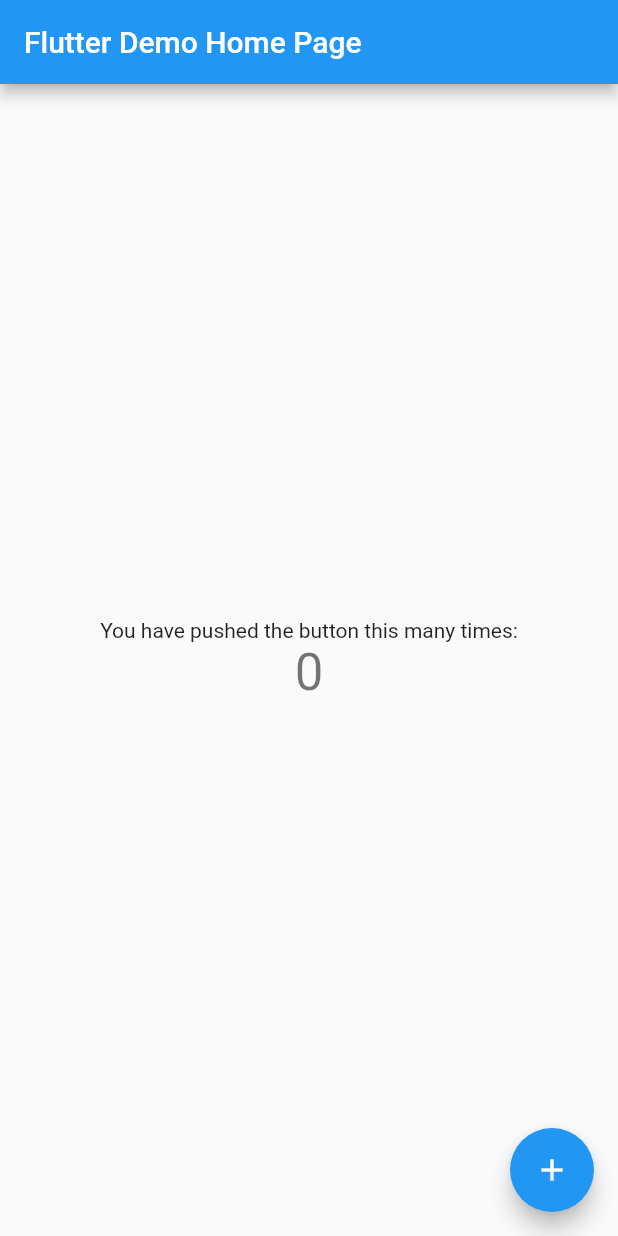
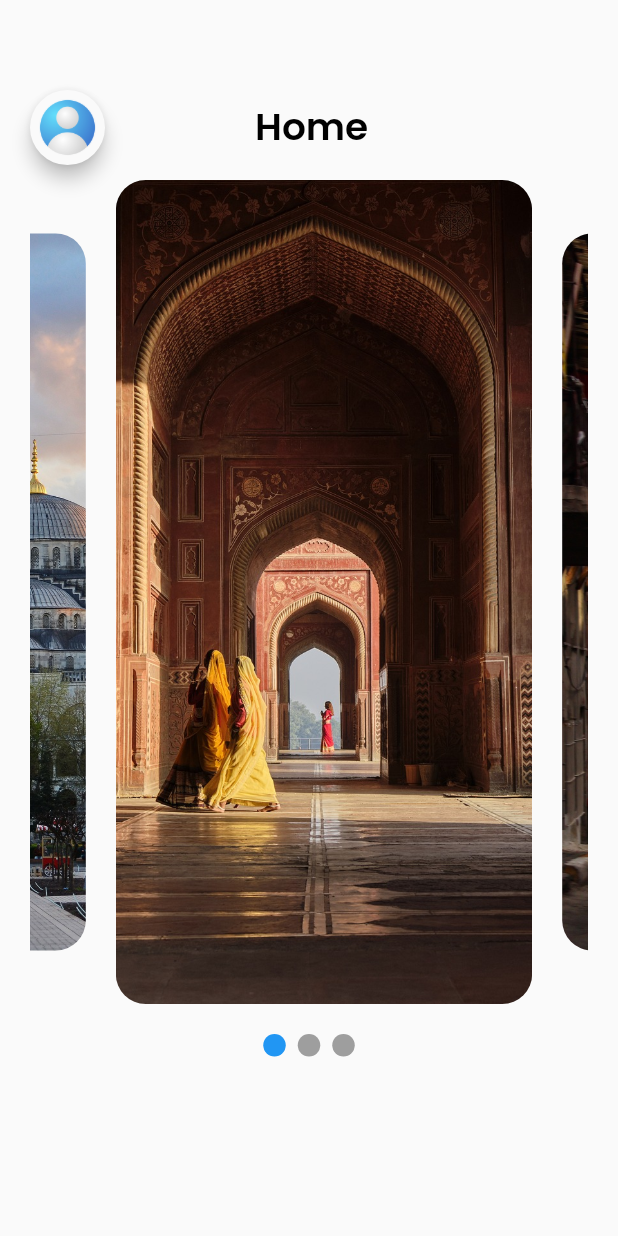
Before and after one commit to HifaOner/travelGallery, a Flutter app: the screen it shows after launch, on a phone screen of 412 x 824 dp. Run offline on Flutter 3.47's test engine with Material 2 defaults, Android fonts, the phone set to English and light mode, and no system bars; drawn by our look-alikes of carousel_slider, smooth_page_indicator.

Commit message:
home page

```diff
--- a/lib/main.dart
+++ b/lib/main.dart
@@ -1,4 +1,5 @@
 import 'package:flutter/material.dart';
+import 'package:oua_flutter_travel_gallery/views/home.dart';
 
 void main() {
   runApp(const MyApp());
@@ -16,85 +17,7 @@
 
         primarySwatch: Colors.blue,
       ),
-      home: const MyHomePage(title: 'Flutter Demo Home Page'),
+      home: const Home(),
     );
   }
 }
-
-class MyHomePage extends StatefulWidget {
-  const MyHomePage({super.key, required this.title});
-
-
-
-  final String title;
-
-  @override
-  State<MyHomePage> createState() => _MyHomePageState();
-}
-
-class _MyHomePageState extends State<MyHomePage> {
-  int _counter = 0;
-
-  void _incrementCounter() {
-    setState(() {
-      // This call to setState tells the Flutter framework that something has
-      // changed in this State, which causes it to rerun the build method below
-      // so that the display can reflect the updated values. If we changed
-      // _counter without calling setState(), then the build method would not be
-      // called again, and so nothing would appear to happen.
-      _counter++;
-    });
-  }
-
-  @override
-  Widget build(BuildContext context) {
-    // This method is rerun every time setState is called, for instance as done
-    // by the _incrementCounter method above.
-    //
-    // The Flutter framework has been optimized to make rerunning build methods
-    // fast, so that you can just rebuild anything that needs updating rather
-    // than having to individually change instances of widgets.
-    return Scaffold(
-      appBar: AppBar(
-        // Here we take the value from the MyHomePage object that was created by
-        // the App.build method, and use it to set our appbar title.
-        title: Text(widget.title),
-      ),
-      body: Center(
-        // Center is a layout widget. It takes a single child and positions it
-        // in the middle of the parent.
-        child: Column(
-          // Column is also a layout widget. It takes a list of children and
-          // arranges them vertically. By default, it sizes itself to fit its
-          // children horizontally, and tries to be as tall as its parent.
-          //
-          // Invoke "debug painting" (press "p" in the console, choose the
-          // "Toggle Debug Paint" action from the Flutter Inspector in Android
-          // Studio, or the "Toggle Debug Paint" command in Visual Studio Code)
-          // to see the wireframe for each widget.
-          //
-          // Column has various properties to control how it sizes itself and
-          // how it positions its children. Here we use mainAxisAlignment to
-          // center the children vertically; the main axis here is the vertical
-          // axis because Columns are vertical (the cross axis would be
-          // horizontal).
-          mainAxisAlignment: MainAxisAlignment.center,
-          children: <Widget>[
-            const Text(
-              'You have pushed the button this many times:',
-            ),
-            Text(
-              '$_counter',
-              style: Theme.of(context).textTheme.headlineMedium,
-            ),
-          ],
-        ),
-      ),
-      floatingActionButton: FloatingActionButton(
-        onPressed: _incrementCounter,
-        tooltip: 'Increment',
-        child: const Icon(Icons.add),
-      ), // This trailing comma makes auto-formatting nicer for build methods.
-    );
-  }
-}
--- a/lib/views/home.dart
+++ b/lib/views/home.dart
@@ -0,0 +1,115 @@
+// ignore_for_file: prefer_const_constructors
+
+import 'package:carousel_slider/carousel_slider.dart';
+import 'package:flutter/material.dart';
+import 'package:flutter/src/widgets/container.dart';
+import 'package:flutter/src/widgets/framework.dart';
+import 'package:smooth_page_indicator/smooth_page_indicator.dart';
+
+class Home extends StatefulWidget {
+  const Home({super.key});
+
+  @override
+  State<Home> createState() => _HomeState();
+}
+
+class _HomeState extends State<Home> {
+  // DATA
+  List travelPhotos = [
+    //"assets/images/bosnia.jpg",
+    "assets/images/southeastern.jpg",
+    "assets/images/street_ist.jpg",
+    "assets/images/mosque_ist.jpg"
+  ];
+
+  int activeIndex = 0; // SmoothIndicator
+
+  @override
+  Widget build(BuildContext context) {
+    return Scaffold(
+      body: Container(
+          margin: EdgeInsets.only(
+            top: 60.0,
+            left: 20.0,
+            right: 20.0,
+          ),
+          child: Column(
+            children: [
+              Padding(
+                padding: const EdgeInsets.only(bottom: 10.0),
+                child: Center(
+                  child: Row(
+                    // ICON - HEADING
+                    children: [
+                      Material(
+                          elevation: 5.0,
+                          borderRadius: BorderRadius.circular(60),
+                          child: Image.asset(
+                            "assets/images/user_icon.png",
+                            height: 50,
+                            width: 50,
+                            fit: BoxFit.cover,
+                          )),
+                      SizedBox(width: 100.0),
+                      Center(
+                        child: Text(
+                          "Home",
+                          style: TextStyle(
+                              color: Colors.black,
+                              fontSize: 25.0,
+                              //fontWeight: FontWeight.bold,
+                              fontFamily: "Poppins"),
+                        ),
+                      ),
+                    ],
+                  ),
+                ),
+              ),
+              // CAROUSEL SLIDER
+              CarouselSlider.builder(
+                  itemCount: travelPhotos.length,
+                  itemBuilder: (context, index, realIndex) {
+                    final res = travelPhotos[index];
+                    return buildImage(res, index);
+                  },
+                  options: CarouselOptions(
+                      autoPlay: true,
+                      height: MediaQuery.of(context).size.height / 1.5,
+                      //viewportFraction: 1,
+                      enlargeCenterPage: true,
+                      enlargeStrategy: CenterPageEnlargeStrategy.height,
+                      onPageChanged: (index, reason) {
+                        setState(() {
+                          activeIndex = index;
+                        });
+                      })),
+              SizedBox(
+                height: 20,
+              ),
+              Center(child: buildIndicator()),
+            ],
+          )),
+    );
+  }
+
+  // DOTS INDUCATOR
+  Widget buildIndicator() => AnimatedSmoothIndicator(
+        activeIndex: activeIndex,
+        count: 3,
+        effect: SlideEffect(
+            dotWidth: 15, dotHeight: 15, activeDotColor: Colors.blue),
+      );
+
+  // PHOTO WIDGET
+  Widget buildImage(String urlImage, int index) => Container(
+        margin: EdgeInsets.only(left: 20),
+        height: MediaQuery.of(context).size.height / 1.5,
+        width: MediaQuery.of(context).size.width,
+        child: ClipRRect(
+            borderRadius: BorderRadius.circular(20),
+            child: Image.asset(
+              urlImage,
+              fit: BoxFit.cover,
+            )),
+      );
+}
```
